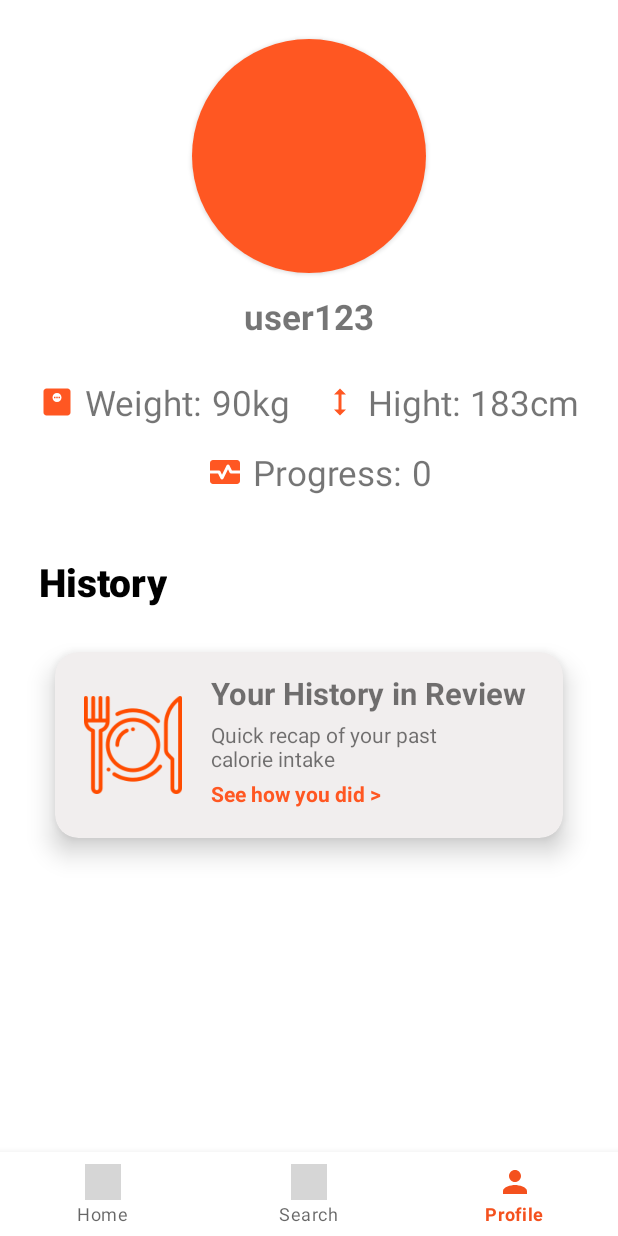
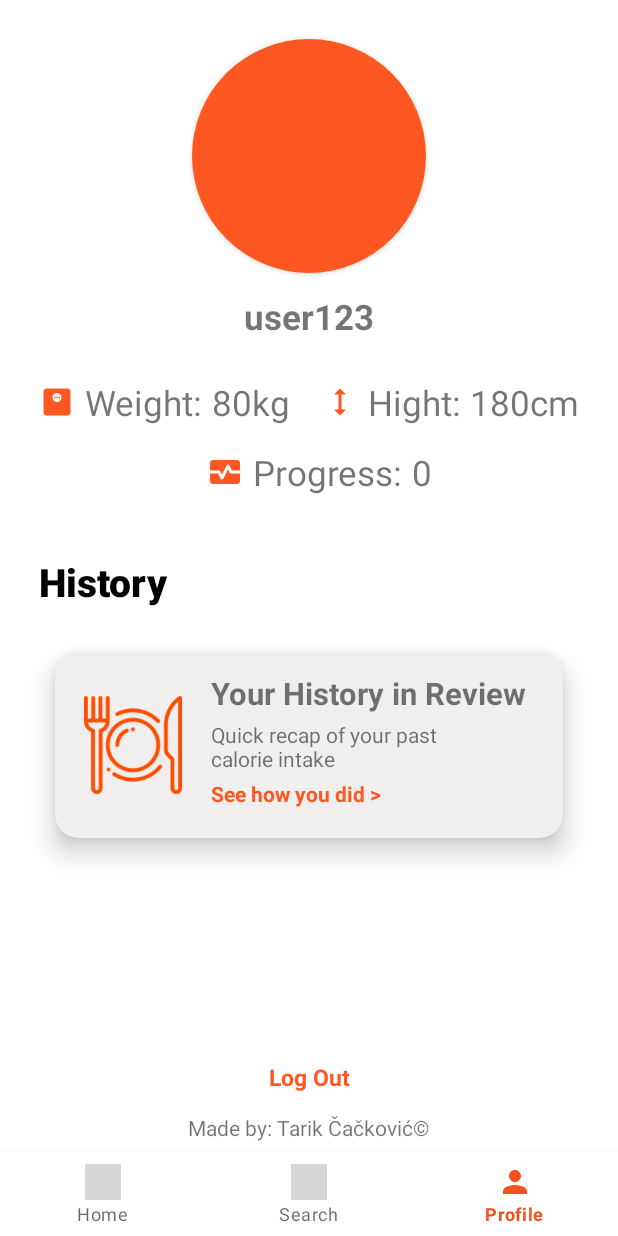
Before and after one commit to tarikcacak/FoodApp, an Android app: the ProfileFragment screen opened through its navigation route, on a phone screen of 412 x 824 dp. Run offline under Robolectric (Android 15) with nearby library versions, the phone set to English and light mode, and no system bars; our stand-ins replace Dagger/Hilt's generated code, Firebase (no records; nobody signed in at launch, a user with empty details on screens opened directly), navigation-ui, sdp/ssp sizes; pictures from the network do not load; grey boxes are pictures that could not be loaded.

Commit message:
Pulling data from firestore for Profile...

```diff
--- a/app/src/main/java/com/example/foodapp/fragments/profile/ProfileFragment.kt
+++ b/app/src/main/java/com/example/foodapp/fragments/profile/ProfileFragment.kt
@@ -5,19 +5,35 @@ import androidx.fragment.app.Fragment
 import android.view.LayoutInflater
 import android.view.View
 import android.view.ViewGroup
-import com.example.foodapp.R
+import android.widget.Toast
+import androidx.fragment.app.activityViewModels
+import com.example.foodapp.databinding.FragmentProfileBinding
 
 class ProfileFragment : Fragment() {
 
-    override fun onCreate(savedInstanceState: Bundle?) {
-        super.onCreate(savedInstanceState)
-    }
+    private var _binding: FragmentProfileBinding? = null
+    private val binding get() = _binding!!
+    private val viewModel: ProfileViewModel by activityViewModels()
 
     override fun onCreateView(
         inflater: LayoutInflater, container: ViewGroup?,
         savedInstanceState: Bundle?
     ): View? {
-        return inflater.inflate(R.layout.fragment_profile, container, false)
+        _binding = FragmentProfileBinding.inflate(inflater, container, false)
+        return binding.root
+    }
+
+    override fun onViewCreated(view: View, savedInstanceState: Bundle?) {
+        super.onViewCreated(view, savedInstanceState)
+        observeLoadingErrorState()
+    }
+
+    private fun observeLoadingErrorState() {
+        viewModel.loadingState.observe(viewLifecycleOwner) {
+        }
+        viewModel.errorState.observe(viewLifecycleOwner) { error ->
+            Toast.makeText(requireContext(), error.toString(), Toast.LENGTH_SHORT).show()
+        }
     }
 
 }
--- /dev/null
+++ b/app/src/main/java/com/example/foodapp/fragments/profile/ProfileViewModel.kt
@@ -0,0 +1,94 @@
+package com.example.foodapp.fragments.profile
+
+import android.net.Uri
+import android.util.Log
+import androidx.lifecycle.LiveData
+import androidx.lifecycle.MutableLiveData
+import androidx.lifecycle.ViewModel
+import com.example.airmovies.util.Resource
+import com.google.firebase.auth.FirebaseAuth
+import com.google.firebase.firestore.FirebaseFirestore
+import dagger.hilt.android.lifecycle.HiltViewModel
+import javax.inject.Inject
+
+@HiltViewModel
+class ProfileViewModel @Inject constructor(
+    private val firebaseAuth: FirebaseAuth,
+    private val firestore: FirebaseFirestore
+) : ViewModel() {
+
+    private val _usernameState = MutableLiveData<String>()
+    val usernameState: LiveData<String> = _usernameState
+
+    private val _imageState = MutableLiveData<String>()
+    val imageState: LiveData<String> = _imageState
+
+    private val _weightState = MutableLiveData<Int>()
+    val weightState: LiveData<Int> = _weightState
+
+    private val _hightState = MutableLiveData<Int>()
+    val hightState: LiveData<Int> = _hightState
+
+    private val _progressState = MutableLiveData<Int>()
+    val progressState: LiveData<Int> = _progressState
+
+    private val _loadingState = MutableLiveData<Boolean>()
+    val loadingState: LiveData<Boolean> = _loadingState
+
+    private val _errorState = MutableLiveData<String>()
+    val errorState: LiveData<String> = _errorState
+
+    val currentUid = firebaseAuth.currentUser?.uid.toString()
+    fun getDataFromFirebase() {
+
+        _loadingState.value = true
+
+        firestore.collection("user").whereEqualTo("uid", currentUid)
+            .addSnapshotListener { snapshot, exeption ->
+
+                if (exeption != null) {
+                    _loadingState.value = false
+                    _errorState.value = exeption.localizedMessage
+                } else {
+                    if (!snapshot!!.isEmpty) {
+                        val documentList = snapshot.documents
+
+                        for (document in documentList) {
+
+                            val user = document.get("username") as String
+                            val downloadUri = document.get("imgPath") as String
+                            val weight = document.get("weight") as Int
+                            val hight = document.get("hight") as Int
+                            val progress = document.get("progress") as Int
+                            _usernameState.value = user
+                            _imageState.value = downloadUri
+                            _weightState.value = weight
+                            _hightState.value = hight
+                            _progressState.value = progress
+
+                        }
+                    }
+                }
+            }
+    }
+
+    fun saveImage(pickedImage: Uri) {
+        firestore.collection("user").document(currentUid)
+            .update(
+                hashMapOf<String, Any>(
+                    "imgPath" to pickedImage
+                )
+            )
+            .addOnSuccessListener {
+                Log.d("imgUpdate", "Image successfully updated")
+            }
+            .addOnFailureListener {
+                Log.e("imgUpdate", it.message.toString())
+            }
+    }
+
+    fun logOut(){
+        firebaseAuth.signOut()
+    }
+
+}
--- a/app/src/main/java/com/example/foodapp/fragments/register/RegisterViewModel.kt
+++ b/app/src/main/java/com/example/foodapp/fragments/register/RegisterViewModel.kt
@@ -67,6 +67,8 @@ class RegisterViewModel @Inject constructor(
         hashMap["password"] = user.password
         hashMap["weight"] = user.weight
         hashMap["hight"] = user.hight
+        hashMap["imgPath"] = user.imgPath
+        hashMap["progress"] = user.progress
 
         firestore.collection("user")
             .document(userUid)
--- a/app/src/main/java/com/example/foodapp/models/user/User.kt
+++ b/app/src/main/java/com/example/foodapp/models/user/User.kt
@@ -6,5 +6,6 @@ data class User(
     val password: String,
     val weight: String,
     val hight: String,
-    val imgPath: String = ""
+    val imgPath: String = "",
+    val progress: String = "0"
 )
--- a/app/src/main/res/layout/fragment_login.xml
+++ b/app/src/main/res/layout/fragment_login.xml
@@ -172,18 +172,21 @@
                 android:gravity="center">
 
                 <ImageView
+                    android:id="@+id/ivFacebook"
                     android:layout_width="@dimen/_40sdp"
                     android:layout_height="@dimen/_40sdp"
                     android:layout_margin="@dimen/_14sdp"
                     android:background="@drawable/facebook" />
 
                 <ImageView
+                    android:id="@+id/ivGithub"
                     android:layout_width="@dimen/_40sdp"
                     android:layout_height="@dimen/_40sdp"
                     android:layout_margin="@dimen/_14sdp"
                     android:background="@drawable/github" />
 
                 <ImageView
+                    android:id="@+id/ivTwitter"
                     android:layout_width="@dimen/_40sdp"
                     android:layout_height="@dimen/_40sdp"
                     android:layout_margin="@dimen/_14sdp"
--- a/app/src/main/res/layout/fragment_profile.xml
+++ b/app/src/main/res/layout/fragment_profile.xml
@@ -53,7 +53,7 @@
         android:id="@+id/tvWeightValue"
         android:layout_width="wrap_content"
         android:layout_height="wrap_content"
-        android:text="90kg"
+        android:text="80kg"
         android:textSize="@dimen/_18sdp"
         android:layout_marginStart="@dimen/_5sdp"
         app:layout_constraintStart_toEndOf="@id/tvWeight"
@@ -64,7 +64,7 @@
         android:id="@+id/tvHightValue"
         android:layout_width="wrap_content"
         android:layout_height="wrap_content"
-        android:text="183cm"
+        android:text="180cm"
         android:textSize="@dimen/_18sdp"
         android:layout_margin="@dimen/_20sdp"
         app:layout_constraintTop_toBottomOf="@id/tvProfile"
@@ -193,4 +193,27 @@
 
     </androidx.cardview.widget.CardView>
 
+    <TextView
+        android:id="@+id/tvMadeBy"
+        android:layout_width="wrap_content"
+        android:layout_height="wrap_content"
+        android:text="Made by: Tarik Čačković©"
+        android:layout_marginBottom="@dimen/_5sdp"
+        app:layout_constraintBottom_toBottomOf="parent"
+        app:layout_constraintEnd_toEndOf="parent"
+        app:layout_constraintStart_toStartOf="parent" />
+
+    <TextView
+        android:id="@+id/tvLogOut"
+        android:layout_width="wrap_content"
+        android:layout_height="wrap_content"
+        android:text="Log Out"
+        android:textSize="@dimen/_12sdp"
+        android:textStyle="bold"
+        android:textColor="@color/secondary_color"
+        android:layout_marginBottom="@dimen/_10sdp"
+        app:layout_constraintStart_toStartOf="parent"
+        app:layout_constraintEnd_toEndOf="parent"
+        app:layout_constraintBottom_toTopOf="@id/tvMadeBy" />
+
 </androidx.constraintlayout.widget.ConstraintLayout>
```
Also changed, not shown: app/src/main/java/com/example/foodapp/fragments/login/LoginFragment.kt (+13 -0 lines).
